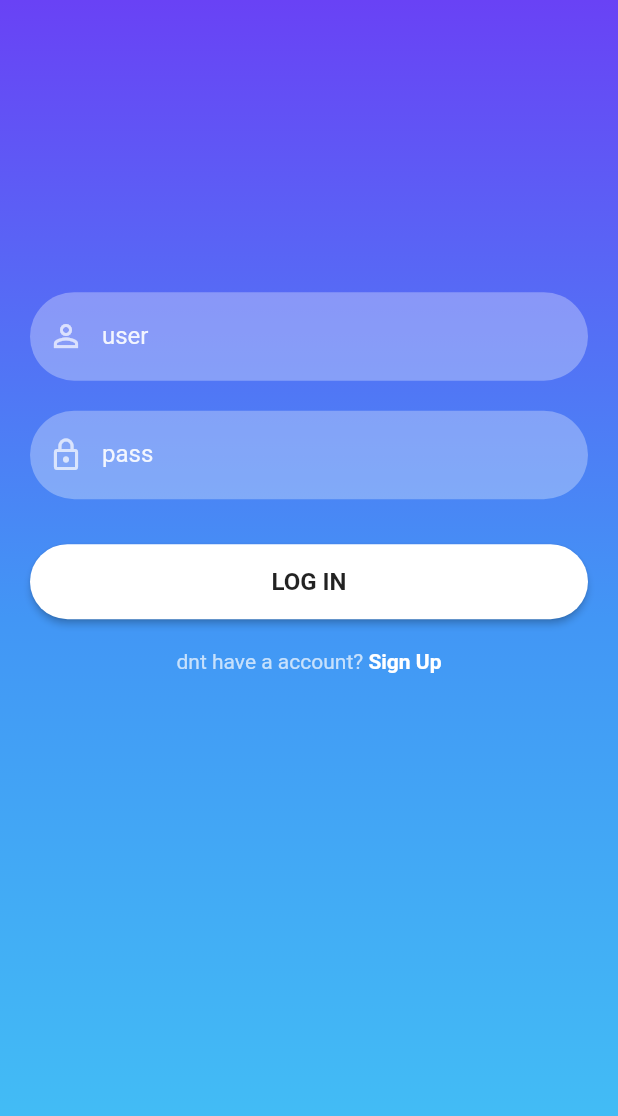
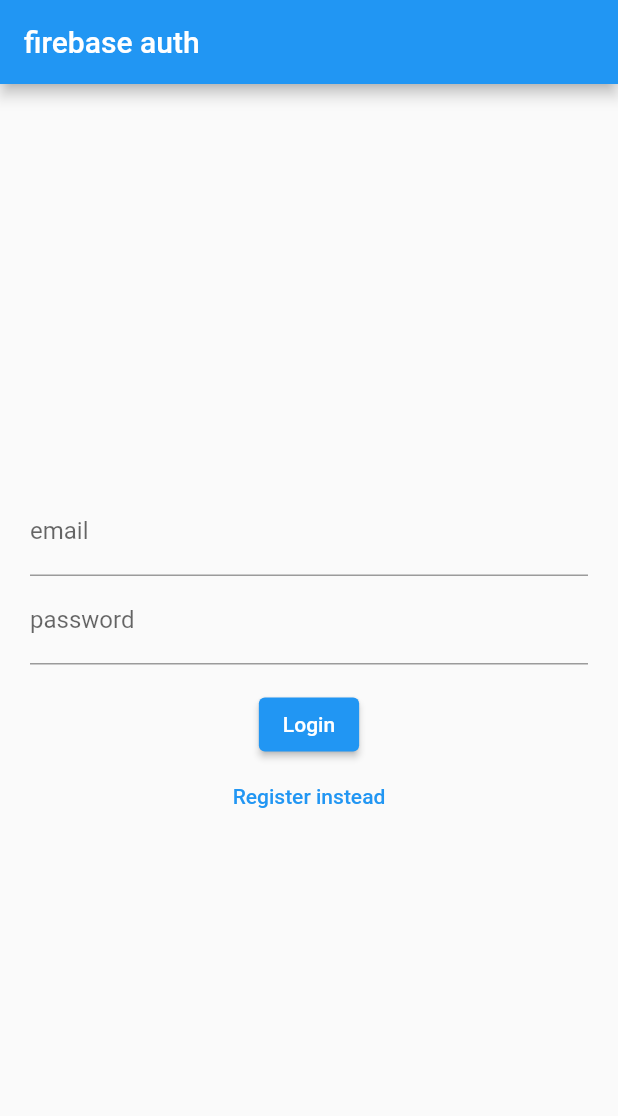
Before and after one commit to oboyle3/bogeyManagement, a Flutter app: the screen it shows after launch, on a phone screen of 412 x 824 dp. Shown: the top 1116 px of the screen. Run offline on Flutter 3.47's test engine with Material 2 defaults, Android fonts, the phone set to English and light mode, and no system bars; our stand-ins replace firebase_auth, firebase_core; accounts and stored records are empty.

Commit message:
firebase

```diff
--- a/lib/caddie_Pages/schedulePageCaddy.dart
+++ b/lib/caddie_Pages/schedulePageCaddy.dart
@@ -19,7 +19,7 @@
       appBar: AppBar(
         title: Text('caddy schedule'),
         centerTitle: true,
-        backgroundColor: Colors.green,
+        backgroundColor: Color.fromARGB(255, 84, 76, 175),
       ),
       body: Form(
         child: Column(
--- a/lib/main.dart
+++ b/lib/main.dart
@@ -1,12 +1,14 @@
-// ignore: unused_import
-//import 'package:firebase_core/firebase_core.dart';
+import 'package:golf_management_app/start_pages/widget_tree.dart';
+import 'package:firebase_core/firebase_core.dart';
 import 'package:flutter/material.dart';
 import 'package:golf_management_app/screens/signin_screen.dart';
 import 'package:flutter/widgets.dart';
 
+//
+
 void main() async {
- // WidgetsFlutterBinding.ensureInitialized();
-  //await Firebase.initializeApp();
+  WidgetsFlutterBinding.ensureInitialized();
+  await Firebase.initializeApp();
   runApp(const MyApp());
 }
 
@@ -30,7 +32,7 @@
         // is not restarted.
         primarySwatch: Colors.blue,
       ),
-      home: const SignInScreen(),
+      home: WidgetTree(), //was const  3/7/2023 home: SignInScreen(),
     );
   }
 }
--- a/lib/member_Pages/home_screen_member.dart
+++ b/lib/member_Pages/home_screen_member.dart
@@ -17,7 +17,7 @@
     drawer: NavigationDrawerWidgetMember(),
 
           appBar: AppBar(
-        title: Text("Bogey Managementfor Members"),
+        title: Text("Bogey Management for Members"),
       )
     );
 }
--- a/lib/screens/signin_screen.dart
+++ b/lib/screens/signin_screen.dart
@@ -1,4 +1,5 @@
 //import 'package:firebase_auth/firebase_auth.dart';
+import 'package:firebase_auth/firebase_auth.dart';
 import 'package:flutter/material.dart';
 import 'package:golf_management_app/screens/signup_screen.dart';
 import 'package:golf_management_app/utils/colors_utils.dart';
@@ -7,16 +8,18 @@
 import '../caddie_Pages/home_screen.dart';
 
 class SignInScreen extends StatefulWidget {
-  const SignInScreen({super.key});
+  //const SignInScreen({super.key});
 
   @override
   State<SignInScreen> createState() => _SignInScreenState();
 }
 
-TextEditingController _passwordTextController = TextEditingController();
-TextEditingController _emailTextController = TextEditingController();
-
+//TextEditingController _passwordTextController = TextEditingController();
+//TextEditingController _emailTextController = TextEditingController();
+//String _email, _password;
 class _SignInScreenState extends State<SignInScreen> {
+  String email='', password='';
+  final auth = FirebaseAuth.instance;
   @override
   Widget build(BuildContext context) {
     return Scaffold(
@@ -31,10 +34,57 @@
         ], begin: Alignment.topCenter, end: Alignment.bottomCenter)),
         child: SingleChildScrollView(
           child: Padding(
-            padding: EdgeInsets.fromLTRB(
-                20, MediaQuery.of(context).size.height * 0.2, 20, 0),
-            child: Column(
-              children: <Widget>[
+              padding: EdgeInsets.fromLTRB(
+                  20, MediaQuery.of(context).size.height * 0.2, 20, 0),
+              child: Column(children: [
+                Padding(
+                  padding: const EdgeInsets.all(8.0),
+                  child: TextField(
+                      keyboardType: TextInputType.emailAddress,
+                      decoration: InputDecoration(hintText: 'email'),
+                      onChanged: (value) {
+                        setState(() {
+                          email = value.trim();
+                        });
+                      }),
+                ),
+                Padding(
+                  padding: const EdgeInsets.all(8.0),
+                  child: TextField(
+                    decoration: InputDecoration(hintText: 'pass'),
+                    onChanged: (value) {
+                      setState(() {
+                        password = value.trim();
+                      });
+                    },
+                  ),
+                ),
+                Row(
+                  mainAxisAlignment: MainAxisAlignment.spaceAround,
+                  children: [
+                    ElevatedButton(
+                        child: const Text('sighn in'),
+                        onPressed: () {
+                          auth.signInWithEmailAndPassword(
+                              email: email, password: password);
+                          Navigator.of(context).pushReplacement(
+                              MaterialPageRoute(
+                                  builder: (context) => (const HomeScreen())));
+                        }),
+                    ElevatedButton(
+                        child: const Text('sighn UP'),
+                        onPressed: () {
+                          auth.createUserWithEmailAndPassword(
+                              email: email, password: password);
+                              Navigator.of(context).pushReplacement(
+                              MaterialPageRoute(
+                                  builder: (context) => (HomeScreen())));
+                        }),
+                  ],
+                )
+              ]
+                  /*
+               <Widget>[
                 //logoWidget('assets/images/BM.png'),
                 SizedBox(
                   height: 30,
@@ -50,23 +100,12 @@
                   height: 20,
                 ),
                 signInSignUpButton(context, true, () {
-                  /*FirebaseAuth.instance
-                      .createUserWithEmailAndPassword(
-                          email: _emailTextController.text,
-                          password: _passwordTextController.text)
-                      .then((value) {
-                    print("created new account");
-                    Navigator.push(context,
-                        MaterialPageRoute(builder: (context) => HomeScreen()));
-                  }).onError((error, stackTrace) {
-                    print("error ${error.toString()}");
-                  });
-                  */
+
                 }),
                 signUpOption()
               ],
-            ),
-          ),
+              */
+                  )),
         ),
       ),
     );
--- /dev/null
+++ b/lib/start_pages/auth.dart
@@ -0,0 +1,31 @@
+import 'package:firebase_auth/firebase_auth.dart';
+
+class Auth {
+  final FirebaseAuth _firebaseAuth = FirebaseAuth.instance;
+
+  User? get currentUser => _firebaseAuth.currentUser;
+
+  Stream<User?> get authStateChanges => _firebaseAuth.authStateChanges();
+
+  Future<void> signInWithEmailAndPassword({
+    required String email,
+    required String password,
+  }) async {
+    await _firebaseAuth.signInWithEmailAndPassword(
+        email: email, password: password);
+  }
+
+  Future<void> createUserWithEmailAndPassword({
+    required String email,
+    required String password,
+  }) async {
+    await _firebaseAuth.createUserWithEmailAndPassword(
+      email: email,
+      password: password,
+    );
+  }
+
+  Future<void> signOut() async {
+    await _firebaseAuth.signOut();
+  }
+}//end
--- /dev/null
+++ b/lib/start_pages/login_register_page.dart
@@ -0,0 +1,106 @@
+import 'package:flutter/material.dart';
+import 'package:firebase_auth/firebase_auth.dart';
+import 'package:golf_management_app/start_pages/auth.dart';
+
+class LoginPage extends StatefulWidget {
+  LoginPage({Key? key}) : super(key: key);
+
+  @override
+  State<LoginPage> createState() => _LoginPageState();
+}
+
+class _LoginPageState extends State<LoginPage> {
+  String? errorMessage = '';
+  bool isLogin = true;
+  final TextEditingController _controllerEmail = TextEditingController();
+  final TextEditingController _controllerPassword = TextEditingController();
+
+  Future<void> signInWithEmailPassword() async {
+    try {
+      await Auth().signInWithEmailAndPassword(
+        email: _controllerEmail.text,
+        password: _controllerPassword.text,
+      );
+    } on FirebaseAuthException catch (e) {
+      setState(() {
+        errorMessage = e.message;
+      });
+    }
+  }
+
+  Future<void> createUserWithEmailAndPassword() async {
+    try {
+      await Auth().createUserWithEmailAndPassword(
+        email: _controllerEmail.text,
+        password: _controllerPassword.text,
+      );
+    } on FirebaseAuthException catch (e) {
+      setState(() {
+        errorMessage = e.message;
+      });
+    }
+  }
+
+  Widget _title() {
+    return const Text('firebase auth');
+  }
+
+  Widget _entryField(
+    String title,
+    TextEditingController controller,
+  ) {
+    return TextField(
+      controller: controller,
+      decoration: InputDecoration(
+        labelText: title,
+      ),
+    );
+  }
+
+  Widget _errorMessage() {
+    return Text(errorMessage == '' ? '' : 'Humm ? $errorMessage');
+  }
+
+  Widget _submitButton() {
+    return ElevatedButton(
+      onPressed:
+          isLogin ? signInWithEmailPassword : createUserWithEmailAndPassword,
+      child: Text(isLogin ? 'Login' : 'Register'),
+    );
+  }
+
+  Widget _loginOrRegisterButton() {
+    return TextButton(
+      onPressed: () {
+        setState(() {
+          isLogin = !isLogin;
+        });
+      },
+      child: Text(isLogin ? 'Register instead' : 'Login insteasd'),
+    );
+  }
+
+  @override
+  Widget build(BuildContext context) {
+    return Scaffold(
+        appBar: AppBar(
+          title: _title(),
+        ),
+        body: Container(
+            height: double.infinity,
+            width: double.infinity,
+            padding: const EdgeInsets.all(20),
+            child: Column(
+              crossAxisAlignment: CrossAxisAlignment.center,
+              mainAxisAlignment: MainAxisAlignment.center,
+              children: <Widget>[
+                _entryField('email', _controllerEmail),
+                _entryField('password', _controllerPassword),
+                _errorMessage(),
+                _submitButton(),
+                _loginOrRegisterButton(),
+
+              ],
+            )));
+  }
+}
--- /dev/null
+++ b/lib/start_pages/widget_tree.dart
@@ -0,0 +1,29 @@
+import 'package:flutter/material.dart';
+import 'package:firebase_auth/firebase_auth.dart';
+import 'package:golf_management_app/start_pages/auth.dart';
+import 'package:golf_management_app/start_pages/login_register_page.dart';
+
+import 'homep.dart';
+
+class WidgetTree extends StatefulWidget {
+  WidgetTree({Key? key}) : super(key: key);
+
+  @override
+  State<WidgetTree> createState() => _WidgetTreeState();
+}
+
+class _WidgetTreeState extends State<WidgetTree> {
+  @override
+  Widget build(BuildContext context) {
+    return StreamBuilder(
+      stream: Auth().authStateChanges,
+      builder: (context, snapshot) {
+        if (snapshot.hasData) {
+          return HomeP();
+        } else {
+          return LoginPage(); //should have const
+        }
+      },
+    );
+  }
+}
```
Also changed, not shown: lib/member_Pages/history_page_member.dart (+35 -23 lines), lib/screens/signup_screen.dart (+8 -50 lines), lib/start_pages/homep.dart (added, +48 -0 lines), pubspec.yaml (+3 -7 lines), pubspec.lock, 2 other files.
